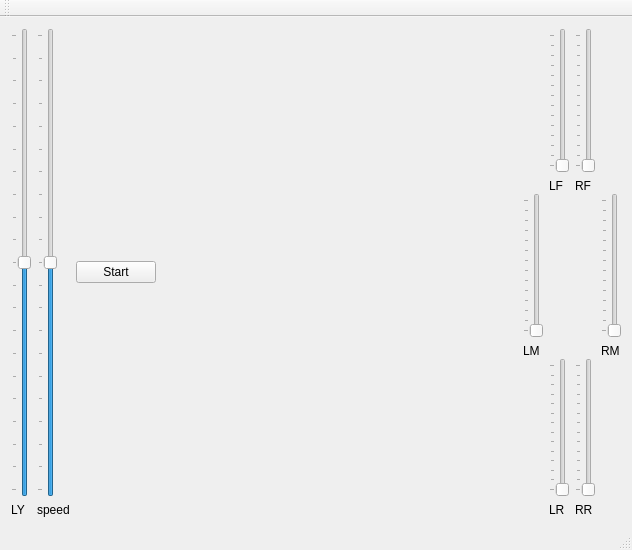
Qt form Anduin/HexPCController/Controller/Controller/controller.ui (FunkyLoiso/flprojects) before a commit.
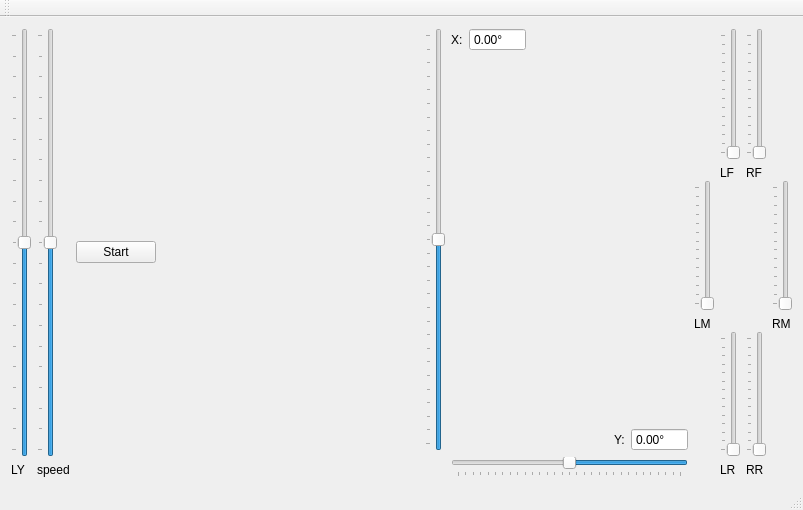
The same form after that commit.

Diff of the .ui file:
```diff
--- a/Anduin/HexPCController/Controller/Controller/controller.ui
+++ b/Anduin/HexPCController/Controller/Controller/controller.ui
@@ -6,15 +6,15 @@
    <rect>
     <x>0</x>
     <y>0</y>
-    <width>632</width>
-    <height>550</height>
+    <width>803</width>
+    <height>510</height>
    </rect>
   </property>
   <property name="windowTitle">
    <string>Controller</string>
   </property>
   <widget class="QWidget" name="centralWidget">
-   <layout class="QGridLayout" name="gridLayout_2">
+   <layout class="QGridLayout" name="gridLayout_3">
     <item row="0" column="0">
      <layout class="QVBoxLayout" name="verticalLayout">
       <item>
@@ -99,6 +99,138 @@
      </spacer>
     </item>
     <item row="0" column="4">
+     <layout class="QGridLayout" name="gridLayout_2">
+      <item row="0" column="0" rowspan="3">
+       <widget class="QSlider" name="sAngleX">
+        <property name="minimum">
+         <number>-150</number>
+        </property>
+        <property name="maximum">
+         <number>150</number>
+        </property>
+        <property name="orientation">
+         <enum>Qt::Vertical</enum>
+        </property>
+        <property name="tickPosition">
+         <enum>QSlider::TicksAbove</enum>
+        </property>
+       </widget>
+      </item>
+      <item row="0" column="1">
+       <layout class="QHBoxLayout" name="horizontalLayout_2">
+        <item>
+         <widget class="QLabel" name="label_9">
+          <property name="text">
+           <string>X:</string>
+          </property>
+         </widget>
+        </item>
+        <item>
+         <widget class="QDoubleSpinBox" name="sbAngleX">
+          <property name="buttonSymbols">
+           <enum>QAbstractSpinBox::NoButtons</enum>
+          </property>
+          <property name="suffix">
+           <string>°</string>
+          </property>
+          <property name="minimum">
+           <double>-100.000000000000000</double>
+          </property>
+         </widget>
+        </item>
+        <item>
+         <spacer name="horizontalSpacer_3">
+          <property name="orientation">
+           <enum>Qt::Horizontal</enum>
+          </property>
+          <property name="sizeHint" stdset="0">
+           <size>
+            <width>40</width>
+            <height>20</height>
+           </size>
+          </property>
+         </spacer>
+        </item>
+       </layout>
+      </item>
+      <item row="1" column="1">
+       <spacer name="verticalSpacer_7">
+        <property name="orientation">
+         <enum>Qt::Vertical</enum>
+        </property>
+        <property name="sizeHint" stdset="0">
+         <size>
+          <width>20</width>
+          <height>40</height>
+         </size>
+        </property>
+       </spacer>
+      </item>
+      <item row="2" column="1">
+       <layout class="QHBoxLayout" name="horizontalLayout">
+        <item>
+         <spacer name="horizontalSpacer_2">
+          <property name="orientation">
+           <enum>Qt::Horizontal</enum>
+          </property>
+          <property name="sizeHint" stdset="0">
+           <size>
+            <width>40</width>
+            <height>20</height>
+           </size>
+          </property>
+         </spacer>
+        </item>
+        <item>
+         <widget class="QLabel" name="label_10">
+          <property name="text">
+           <string>Y:</string>
+          </property>
+         </widget>
+        </item>
+        <item>
+         <widget class="QDoubleSpinBox" name="sbAngleY">
+          <property name="buttonSymbols">
+           <enum>QAbstractSpinBox::NoButtons</enum>
+          </property>
+          <property name="suffix">
+           <string>°</string>
+          </property>
+          <property name="minimum">
+           <double>-100.000000000000000</double>
+          </property>
+         </widget>
+        </item>
+       </layout>
+      </item>
+      <item row="3" column="1">
+       <widget class="QSlider" name="sAngleY">
+        <property name="minimum">
+         <number>-150</number>
+        </property>
+        <property name="maximum">
+         <number>150</number>
+        </property>
+        <property name="orientation">
+         <enum>Qt::Horizontal</enum>
+        </property>
+        <property name="invertedAppearance">
+         <bool>true</bool>
+        </property>
+        <property name="invertedControls">
+         <bool>false</bool>
+        </property>
+        <property name="tickPosition">
+         <enum>QSlider::TicksBelow</enum>
+        </property>
+        <property name="tickInterval">
+         <number>0</number>
+        </property>
+       </widget>
+      </item>
+     </layout>
+    </item>
+    <item row="0" column="5">
      <layout class="QGridLayout" name="gridLayout">
       <item row="0" column="0">
        <spacer name="verticalSpacer_3">
```
Left out of the diff: 15 changed lines with no effect on the pictures.
